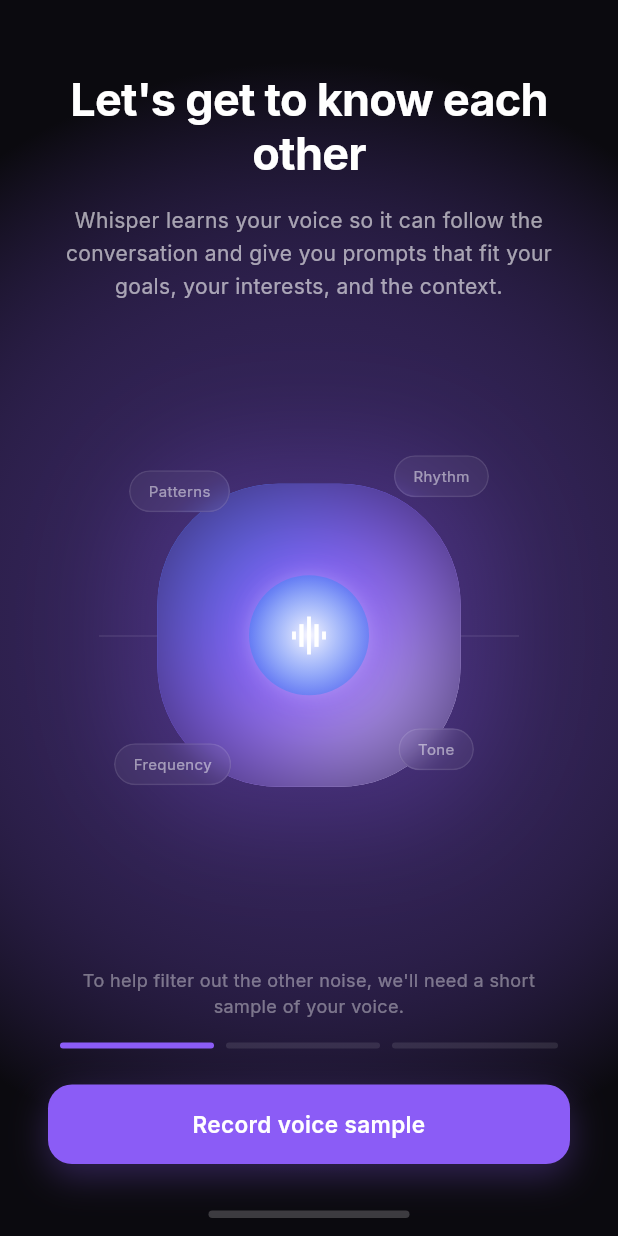
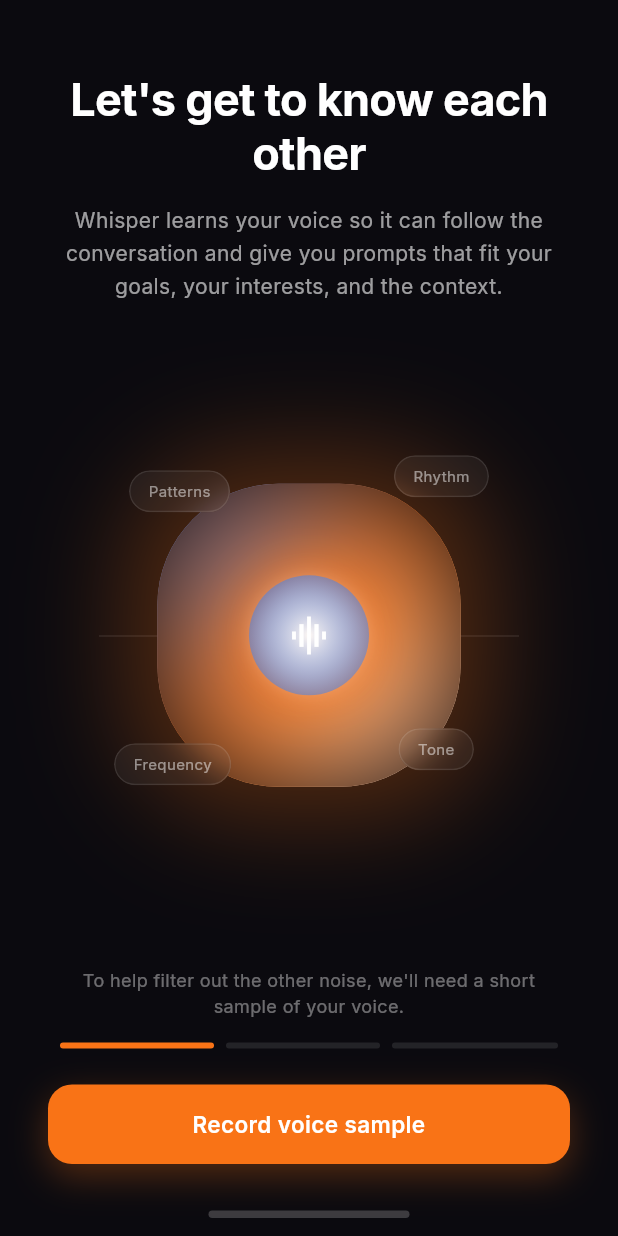
Before and after one commit to Foumvn/Vision-Soutenance, a Flutter app: the screen it shows after launch, on a phone screen of 412 x 824 dp. Run offline on Flutter 3.47's test engine with Material 3 defaults, Android fonts, the phone set to English and light mode, and no system bars; our stand-ins replace google_fonts, shared_preferences.

Commit message:
style: change primary color to orange and implement theme toggle on dashboard

```diff
--- a/mobile/lib/screens/onboarding/onboarding_screen.dart
+++ b/mobile/lib/screens/onboarding/onboarding_screen.dart
@@ -117,16 +117,14 @@
   Widget _buildPage1() {
     final l10n = AppLocalizations.of(context)!;
     return Container(
-      decoration: const BoxDecoration(
         gradient: RadialGradient(
           center: Alignment(0, 0),
           radius: 0.9,
           colors: [
-            Color.fromRGBO(139, 92, 246, 0.15),
+            Color.fromRGBO(249, 115, 22, 0.15),
             AppTheme.backgroundDark,
           ],
         ),
-      ),
       child: SafeArea(
         child: Column(
           children: [
@@ -223,13 +221,13 @@
                       end: Alignment.bottomRight,
                       colors: [
                         Color(0xFF3B82F6),
-                        Color(0xFF8B5CF6),
+                        AppTheme.primary,
                         Color(0xFFEEEEEE),
                       ],
                     ),
                     boxShadow: [
                       BoxShadow(
-                        color: const Color(0xFF8B5CF6).withValues(alpha: 0.3),
+                        color: AppTheme.primary.withValues(alpha: 0.3),
                         blurRadius: 60,
                         spreadRadius: 20,
                       ),
@@ -259,7 +257,7 @@
               ),
               boxShadow: [
                 BoxShadow(
-                  color: const Color(0xFF8B5CF6).withValues(alpha: 0.8),
+                  color: AppTheme.primary.withValues(alpha: 0.8),
                   blurRadius: 30,
                 ),
                 BoxShadow(
@@ -399,11 +397,11 @@
                 gradient: const LinearGradient(
                   begin: Alignment.topLeft,
                   end: Alignment.bottomRight,
-                  colors: [Color(0xFF9333EA), Color(0xFFEC4899)],
+                  colors: [Color(0xFFF97316), Color(0xFFFB923C)],
                 ),
                 boxShadow: [
                   BoxShadow(
-                    color: const Color(0xFF8B5CF6).withValues(alpha: 0.3),
+                    color: AppTheme.primary.withValues(alpha: 0.3),
                     blurRadius: 20,
                     spreadRadius: 5,
                   ),
@@ -562,7 +560,7 @@
               gradient: RadialGradient(
                 center: Alignment(0, -0.5),
                 radius: 0.8,
-                colors: [Color.fromRGBO(139, 92, 246, 0.25), Colors.transparent],
+                colors: [Color.fromRGBO(249, 115, 22, 0.25), Colors.transparent],
                 stops: [0.0, 0.5],
               ),
             ),
@@ -572,7 +570,7 @@
               gradient: RadialGradient(
                 center: Alignment(0.8, 0.8),
                 radius: 0.7,
-                colors: [Color.fromRGBO(139, 92, 246, 0.15), Colors.transparent],
+                colors: [Color.fromRGBO(249, 115, 22, 0.15), Colors.transparent],
                 stops: [0.0, 0.5],
               ),
             ),
@@ -615,7 +613,7 @@
                 border: Border.all(color: Colors.white.withValues(alpha: 0.05), width: 4),
                 boxShadow: [
                   BoxShadow(
-                    color: const Color(0xFF8B5CF6).withValues(alpha: 0.2),
+                    color: AppTheme.primary.withValues(alpha: 0.2),
                     blurRadius: 40,
                     spreadRadius: 5,
                   ),
@@ -649,11 +647,11 @@
                   gradient: const LinearGradient(
                     begin: Alignment.topLeft,
                     end: Alignment.bottomRight,
-                    colors: [Color(0xFF9333EA), Color(0xFFEC4899)],
+                    colors: [Color(0xFFF97316), Color(0xFFFB923C)],
                   ),
                   boxShadow: [
                     BoxShadow(
-                      color: const Color(0xFF8B5CF6).withValues(alpha: 0.4),
+                      color: AppTheme.primary.withValues(alpha: 0.4),
                       blurRadius: 12,
                       offset: const Offset(0, 4),
                     ),
@@ -707,7 +705,7 @@
         child: Row(
           mainAxisSize: MainAxisSize.min,
           children: [
-            Icon(icon, color: const Color(0xFF7C3AED), size: 16),
+            Icon(icon, color: AppTheme.primary, size: 16),
             const SizedBox(width: 8),
             Text(label, style: const TextStyle(color: Color(0xFF1F2937), fontSize: 11, fontWeight: FontWeight.bold)),
           ],
--- a/mobile/lib/screens/signup_screen.dart
+++ b/mobile/lib/screens/signup_screen.dart
@@ -202,7 +202,7 @@
                           child: const Text(
                             'Log In',
                             style: TextStyle(
-                              color: Color(0xFF00F0FF),
+                              color: Color(0xFFF97316),
                               fontSize: 14,
                               fontWeight: FontWeight.bold,
                             ),
@@ -250,7 +250,7 @@
     canvas.drawCircle(
       Offset(pX, pY),
       size.width * 0.8,
-      paint..color = const Color(0xFF8B5CF6).withOpacity(0.15),
+      paint..color = const Color(0xFFF97316).withOpacity(0.15),
     );
 
     // Pink/Blue Aura (Bottom Right-ish)
@@ -259,7 +259,7 @@
     canvas.drawCircle(
       Offset(bX, bY),
       size.width * 0.8,
-      paint..color = const Color(0xFFEC4899).withOpacity(0.1),
+      paint..color = const Color(0xFFFB923C).withOpacity(0.1),
     );
   }
 
--- a/mobile/lib/screens/widgets/neon_button.dart
+++ b/mobile/lib/screens/widgets/neon_button.dart
@@ -10,8 +10,8 @@
     super.key,
     required this.text,
     required this.onPressed,
-    this.baseColor = const Color(0xFF00F0FF),
-    this.glowColor = const Color(0xFF00F0FF),
+    this.baseColor = const Color(0xFFF97316),
+    this.glowColor = const Color(0xFFF97316),
   });
 
   @override
--- a/mobile/lib/theme.dart
+++ b/mobile/lib/theme.dart
@@ -3,7 +3,8 @@
 import 'package:google_fonts/google_fonts.dart';
 
 class AppTheme {
-  static const Color primary = Color(0xFF8B5CF6);
+  static const Color primary = Color(0xFFF97316);
+  static const Color accentOrange = Color(0xFFFB923C);
   static const Color accentBlue = Color(0xFF3B82F6);
   static const Color accentGreen = Color(0xFF22C55E);
   static const Color backgroundDark = Color(0xFF0B0A0F);
```
Also changed, not shown: mobile/lib/screens/home/create_screen.dart (+25 -0 lines), mobile/lib/screens/home/invite_participants_screen.dart (+9 -9 lines), mobile/lib/screens/widgets/glass_input_field.dart (+4 -4 lines), 3 other files.
